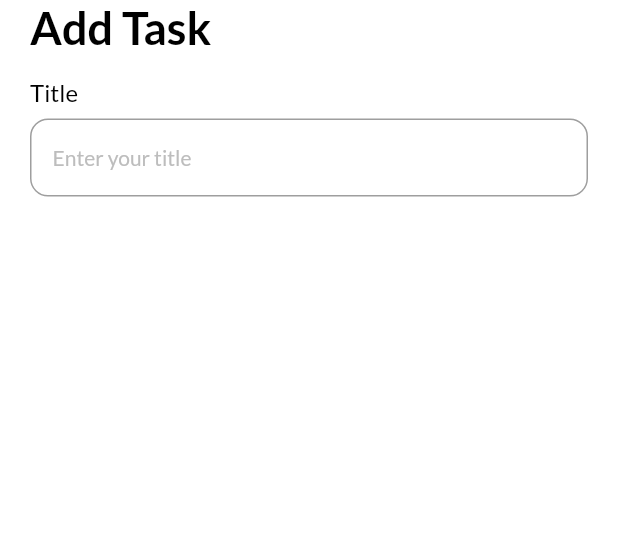
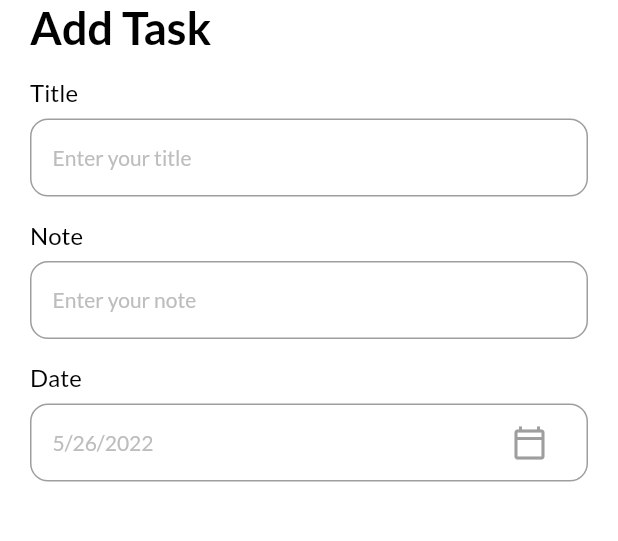
Before and after one commit to haikallf/flutter-todoapp, a Flutter app: the AddTaskPage screen opened directly, on a phone screen of 412 x 824 dp, the part 84-625 px from its top. Run offline on Flutter 3.47's test engine with Material 2 defaults, Android fonts, the phone set to English and light mode, and no system bars; our stand-ins replace date_picker_timeline, flutter_local_notifications, get, get_storage, google_fonts, timezone; accounts and stored records are empty.

Commit message:
input date logic

```diff
--- a/lib/ui/add_task_bar.dart
+++ b/lib/ui/add_task_bar.dart
@@ -2,10 +2,17 @@ import 'package:flutter/material.dart';
 import 'package:get/get.dart';
 import 'package:todoapp/ui/theme.dart';
 import 'package:todoapp/ui/widgets/input_field.dart';
+import 'package:intl/intl.dart';
 
-class AddTaskPage extends StatelessWidget {
+class AddTaskPage extends StatefulWidget {
   const AddTaskPage({Key? key}) : super(key: key);
 
+  @override
+  State<AddTaskPage> createState() => _AddTaskPageState();
+}
+
+class _AddTaskPageState extends State<AddTaskPage> {
+  DateTime _selectedDate = DateTime.now();
   @override
   Widget build(BuildContext context) {
     return Scaffold(
@@ -18,7 +25,14 @@ class AddTaskPage extends StatelessWidget {
             crossAxisAlignment: CrossAxisAlignment.start,
             children: [
               Text("Add Task", style: headingStyle,),
-              MyInputField(title: "Title", hint: "Enter your title")
+              MyInputField(title: "Title", hint: "Enter your title"),
+              MyInputField(title: "Note", hint: "Enter your note"),
+              MyInputField(title: "Date", hint: DateFormat.yMd().format(_selectedDate), widget: IconButton(
+                icon: Icon(Icons.calendar_today_outlined, color: Colors.grey,),
+                onPressed: () {
+                  _getDateFromUser();
+                },
+              ),)
             ],
           ),
         ),
@@ -48,4 +62,18 @@ class AddTaskPage extends StatelessWidget {
       ],
     );
   }
+
+  _getDateFromUser() async {
+    DateTime? _pickerDate = await showDatePicker(context: context,
+        initialDate: DateTime.now(),
+        firstDate: DateTime(2015),
+        lastDate: DateTime(2122)
+    );
+
+    if (_pickerDate != null) {
+      setState(() {
+        _selectedDate = _pickerDate;
+      });
+    }
+  }
 }
--- a/lib/ui/widgets/input_field.dart
+++ b/lib/ui/widgets/input_field.dart
@@ -38,6 +38,7 @@ class MyInputField extends StatelessWidget {
             child: Row(
               children: [
                 Expanded(child: TextFormField(
+                  readOnly: widget == null ? false : true,
                   autofocus: false,
                   cursorColor: Get.isDarkMode ? Colors.grey[100] : Colors.grey[700],
                   controller: controller,
@@ -58,7 +59,8 @@ class MyInputField extends StatelessWidget {
                         )
                     ),
                   ),
-                ))
+                )),
+                widget == null ? Container() : Container(child: widget,)
               ],
             ),
           )
```
